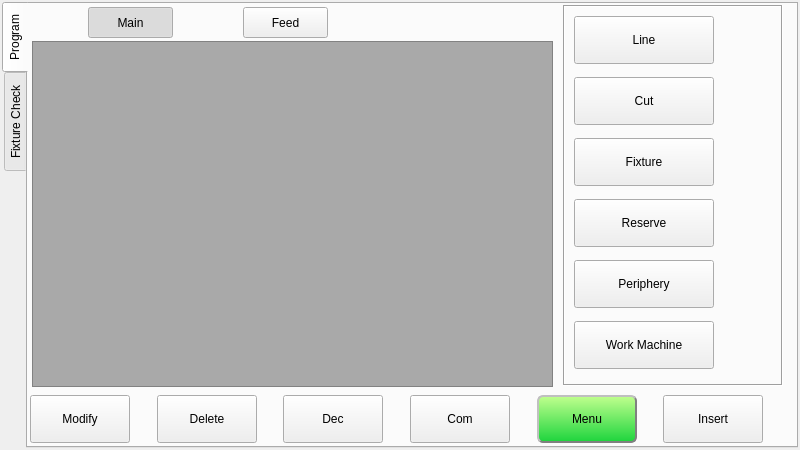
Before: the Qt Designer form hcinstruction/ichcinstructionpageframe_8.ui in GaussCheng/2-5AxisPunch, drawn with Qt 5.
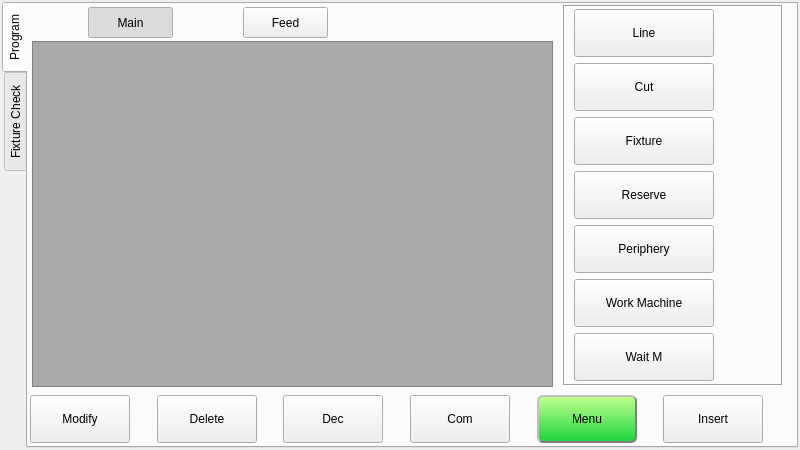
After: the same form once the commit is applied. Icons and pictures are not drawn.

```diff
--- a/hcinstruction/ichcinstructionpageframe_8.ui
+++ b/hcinstruction/ichcinstructionpageframe_8.ui
@@ -517,6 +517,44 @@
          </property>
         </widget>
        </item>
+       <item>
+        <widget class="QToolButton" name="waitMButton">
+         <property name="sizePolicy">
+          <sizepolicy hsizetype="Preferred" vsizetype="Preferred">
+           <horstretch>0</horstretch>
+           <verstretch>0</verstretch>
+          </sizepolicy>
+         </property>
+         <property name="minimumSize">
+          <size>
+           <width>140</width>
+           <height>48</height>
+          </size>
+         </property>
+         <property name="maximumSize">
+          <size>
+           <width>140</width>
+           <height>48</height>
+          </size>
+         </property>
+         <property name="text">
+          <string>Wait M</string>
+         </property>
+         <property name="icon">
+          <iconset resource="../resource.qrc">
+           <normaloff>:/resource/stepInto.png</normaloff>:/resource/stepInto.png</iconset>
+         </property>
+         <property name="iconSize">
+          <size>
+           <width>32</width>
+           <height>32</height>
+          </size>
+         </property>
+         <property name="toolButtonStyle">
+          <enum>Qt::ToolButtonTextBesideIcon</enum>
+         </property>
+        </widget>
+       </item>
       </layout>
      </widget>
     </widget>
```
